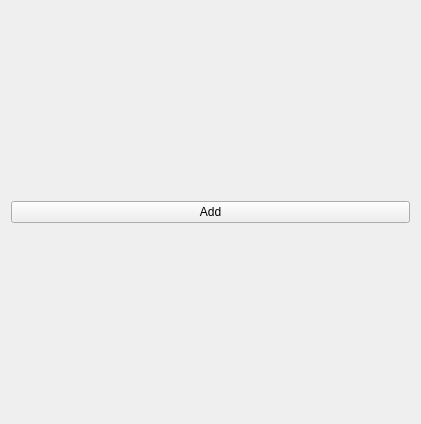
Above: widgetdrag.ui from VIPERWorld/WidgetDrag-Beautiful-Custom-List-View before the change. Below: the same form after it.
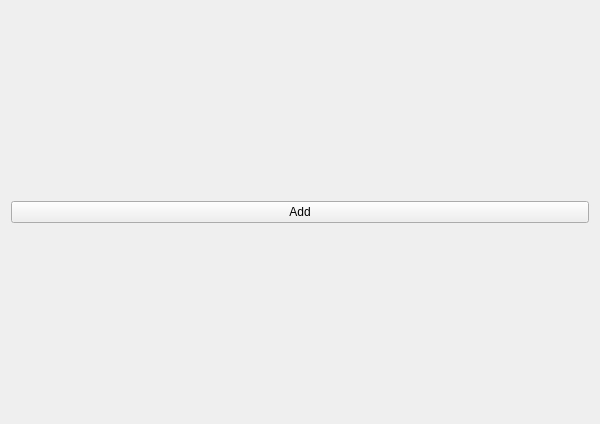
That is the form after the change.

```diff
--- a/widgetdrag.ui
+++ b/widgetdrag.ui
@@ -6,7 +6,7 @@
    <rect>
     <x>0</x>
     <y>0</y>
-    <width>421</width>
+    <width>600</width>
     <height>424</height>
    </rect>
   </property>
```
